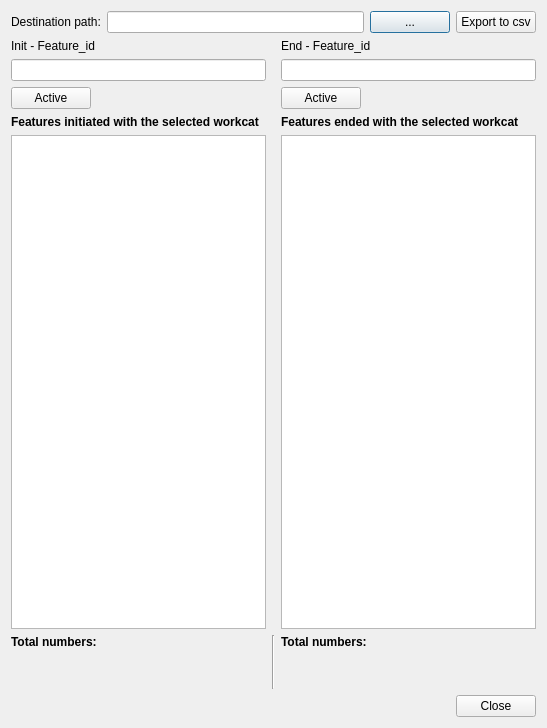
Giswater/giswater_qgis_plugin, file ui/list_items.ui: the form before one commit.
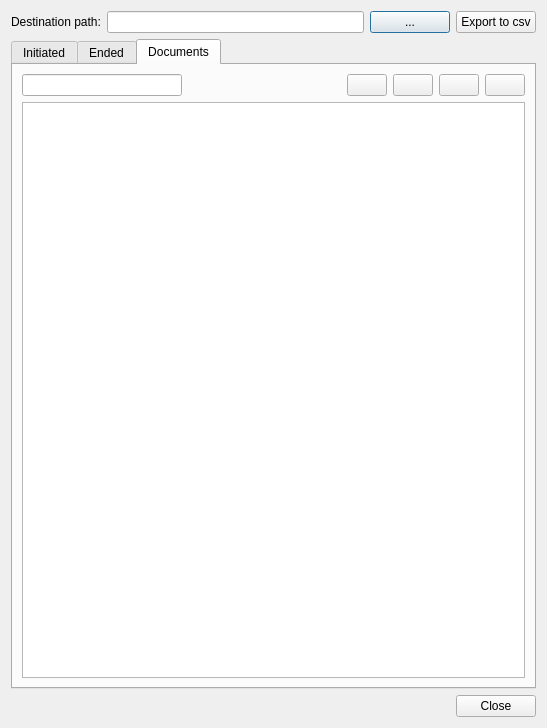
The form after the commit. The open tabs and pages were chosen to show the change. Icons and pictures are not drawn.

Commit message: add tab document to workcat

Patch:
```diff
--- a/ui/list_items.ui
+++ b/ui/list_items.ui
@@ -49,40 +49,15 @@
     </layout>
    </item>
    <item>
-    <layout class="QGridLayout" name="gridLayout">
-     <property name="topMargin">
+    <widget class="QTabWidget" name="tabWidget">
+     <property name="currentIndex">
       <number>0</number>
      </property>
-     <item row="2" column="2">
-      <layout class="QGridLayout" name="gridLayout_3">
-       <item row="0" column="0">
-        <widget class="QPushButton" name="btn_state0">
-         <property name="maximumSize">
-          <size>
-           <width>100000</width>
-           <height>16777215</height>
-          </size>
-         </property>
-         <property name="text">
-          <string>Active</string>
-         </property>
-        </widget>
-       </item>
-       <item row="0" column="1">
-        <spacer name="horizontalSpacer_3">
-         <property name="orientation">
-          <enum>Qt::Horizontal</enum>
-         </property>
-         <property name="sizeHint" stdset="0">
-          <size>
-           <width>40</width>
-           <height>20</height>
-          </size>
-         </property>
-        </spacer>
-       </item>
-      </layout>
-     </item>
+     <widget class="QWidget" name="tab_init">
+      <attribute name="title">
+       <string>Initiated</string>
+      </attribute>
+      <layout class="QGridLayout" name="gridLayout_4">
      <item row="2" column="0">
       <layout class="QGridLayout" name="gridLayout_2">
        <item row="0" column="1">
@@ -113,8 +88,11 @@
        </item>
       </layout>
      </item>
-     <item row="4" column="2">
-      <widget class="QTableView" name="tbl_psm_end">
+       <item row="1" column="0">
+        <widget class="QLineEdit" name="txt_name"/>
+       </item>
+       <item row="4" column="0">
+        <widget class="QTableView" name="tbl_psm">
        <property name="sortingEnabled">
         <bool>true</bool>
        </property>
@@ -133,7 +111,14 @@
        </property>
       </widget>
      </item>
-     <item row="7" column="0">
+       <item row="0" column="0">
+        <widget class="QLabel" name="label_init">
+         <property name="text">
+          <string>Init - Feature_id</string>
+         </property>
+        </widget>
+       </item>
+       <item row="5" column="0">
       <layout class="QGridLayout" name="gridLayout_7">
        <item row="0" column="0">
         <widget class="QLabel" name="label_2">
@@ -186,10 +171,74 @@
        </item>
       </layout>
      </item>
+      </layout>
+     </widget>
+     <widget class="QWidget" name="tab_ended">
+      <attribute name="title">
+       <string>Ended</string>
+      </attribute>
+      <layout class="QGridLayout" name="gridLayout_5">
+       <item row="3" column="0">
+        <widget class="QLabel" name="label_5">
+         <property name="font">
+          <font>
+           <weight>75</weight>
+           <bold>true</bold>
+          </font>
+         </property>
+         <property name="text">
+          <string>Features ended with the selected workcat</string>
+         </property>
+        </widget>
+       </item>
+       <item row="4" column="0">
+        <widget class="QTableView" name="tbl_psm_end">
+         <property name="sortingEnabled">
+          <bool>true</bool>
+         </property>
+        </widget>
+       </item>
+       <item row="0" column="0">
+        <widget class="QLabel" name="label_end">
+         <property name="text">
+          <string>End - Feature_id</string>
+         </property>
+        </widget>
+       </item>
+       <item row="2" column="0">
+        <layout class="QGridLayout" name="gridLayout_3">
+         <item row="0" column="0">
+          <widget class="QPushButton" name="btn_state0">
+           <property name="maximumSize">
+            <size>
+             <width>100000</width>
+             <height>16777215</height>
+            </size>
+           </property>
+           <property name="text">
+            <string>Active</string>
+           </property>
+          </widget>
+         </item>
+         <item row="0" column="1">
+          <spacer name="horizontalSpacer_3">
+           <property name="orientation">
+            <enum>Qt::Horizontal</enum>
+           </property>
+           <property name="sizeHint" stdset="0">
+            <size>
+             <width>40</width>
+             <height>20</height>
+            </size>
+           </property>
+          </spacer>
+         </item>
+        </layout>
+       </item>
      <item row="1" column="0">
-      <widget class="QLineEdit" name="txt_name"/>
-     </item>
-     <item row="7" column="2">
+        <widget class="QLineEdit" name="txt_name_end"/>
+       </item>
+       <item row="5" column="0">
       <layout class="QGridLayout" name="gridLayout_8">
        <item row="1" column="1">
         <widget class="QLabel" name="lbl_total_connec_end">
@@ -242,51 +291,84 @@
        </item>
       </layout>
      </item>
+      </layout>
+     </widget>
+     <widget class="QWidget" name="tab_doc">
+      <attribute name="title">
+       <string>Documents</string>
+      </attribute>
+      <layout class="QGridLayout" name="gridLayout">
      <item row="0" column="0">
-      <widget class="QLabel" name="label_init">
-       <property name="text">
-        <string>Init - Feature_id</string>
-       </property>
-      </widget>
-     </item>
-     <item row="3" column="2">
-      <widget class="QLabel" name="label_5">
-       <property name="font">
-        <font>
-         <weight>75</weight>
-         <bold>true</bold>
-        </font>
-       </property>
-       <property name="text">
-        <string>Features ended with the selected workcat</string>
-       </property>
-      </widget>
-     </item>
-     <item row="7" column="1">
-      <widget class="Line" name="line">
+        <layout class="QHBoxLayout" name="horizontalLayout_14">
+         <item>
+          <widget class="QLineEdit" name="doc_id"/>
+         </item>
+         <item>
+          <spacer name="horizontalSpacer_19">
        <property name="orientation">
-        <enum>Qt::Vertical</enum>
-       </property>
-      </widget>
-     </item>
-     <item row="1" column="2">
-      <widget class="QLineEdit" name="txt_name_end"/>
-     </item>
-     <item row="4" column="0">
-      <widget class="QTableView" name="tbl_psm">
+            <enum>Qt::Horizontal</enum>
+           </property>
+           <property name="sizeHint" stdset="0">
+            <size>
+             <width>40</width>
+             <height>20</height>
+            </size>
+           </property>
+          </spacer>
+         </item>
+         <item>
+          <widget class="QPushButton" name="btn_doc_insert">
+           <property name="text">
+            <string/>
+           </property>
+           <property name="icon">
+            <iconset>
+             <normaloff>../icons/111b.png</normaloff>../icons/111b.png</iconset>
+           </property>
+          </widget>
+         </item>
+         <item>
+          <widget class="QPushButton" name="btn_doc_delete">
+           <property name="icon">
+            <iconset>
+             <normaloff>../icons/112b.png</normaloff>../icons/112b.png</iconset>
+           </property>
+          </widget>
+         </item>
+         <item>
+          <widget class="QPushButton" name="btn_doc_new">
+           <property name="text">
+            <string/>
+           </property>
+           <property name="icon">
+            <iconset>
+             <normaloff>../icons/34.png</normaloff>../icons/34.png</iconset>
+           </property>
+          </widget>
+         </item>
+         <item>
+          <widget class="QPushButton" name="btn_open_doc">
+           <property name="text">
+            <string/>
+           </property>
+           <property name="icon">
+            <iconset>
+             <normaloff>../icons/170b.png</normaloff>../icons/170b.png</iconset>
+           </property>
+          </widget>
+         </item>
+        </layout>
+       </item>
+       <item row="1" column="0">
+        <widget class="QTableView" name="tbl_document">
        <property name="sortingEnabled">
         <bool>true</bool>
        </property>
       </widget>
      </item>
-     <item row="0" column="2">
-      <widget class="QLabel" name="label_end">
-       <property name="text">
-        <string>End - Feature_id</string>
-       </property>
-      </widget>
-     </item>
-    </layout>
+      </layout>
+     </widget>
+    </widget>
    </item>
    <item>
     <layout class="QHBoxLayout" name="horizontalLayout_2">
```
Lines whose indentation alone changed are shown as unchanged. The commit also changes 5 other files.
